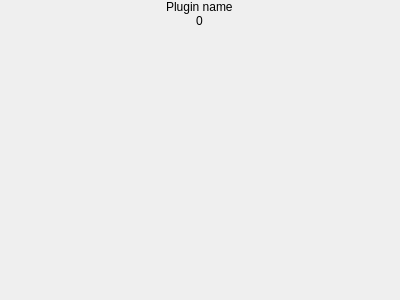
Before: the Qt Designer form gui/pluginconfwidget.ui in metrodango/pip3line, drawn with Qt 5.
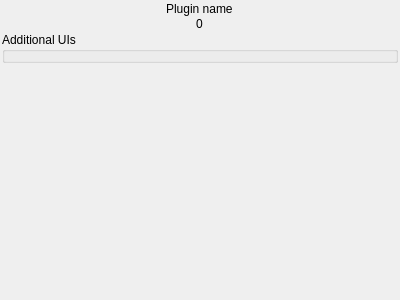
After: the same form once the commit is applied.

The edit to the form file:
```diff
--- a/gui/pluginconfwidget.ui
+++ b/gui/pluginconfwidget.ui
@@ -33,10 +33,19 @@
     <widget class="QWidget" name="widget" native="true">
      <layout class="QVBoxLayout" name="verticalLayout_2">
       <property name="spacing">
-       <number>0</number>
+       <number>1</number>
       </property>
-      <property name="margin">
-       <number>0</number>
+      <property name="leftMargin">
+       <number>2</number>
+      </property>
+      <property name="topMargin">
+       <number>2</number>
+      </property>
+      <property name="rightMargin">
+       <number>2</number>
+      </property>
+      <property name="bottomMargin">
+       <number>2</number>
       </property>
       <item alignment="Qt::AlignHCenter|Qt::AlignTop">
        <widget class="QLabel" name="pluginNamelabel">
@@ -64,6 +73,30 @@
         </property>
        </widget>
       </item>
+      <item>
+       <widget class="QGroupBox" name="additionalUIsGroupBox">
+        <property name="title">
+         <string>Additional UIs</string>
+        </property>
+        <layout class="QHBoxLayout" name="additionalUILayout">
+         <property name="spacing">
+          <number>1</number>
+         </property>
+         <property name="leftMargin">
+          <number>2</number>
+         </property>
+         <property name="topMargin">
+          <number>2</number>
+         </property>
+         <property name="rightMargin">
+          <number>2</number>
+         </property>
+         <property name="bottomMargin">
+          <number>2</number>
+         </property>
+        </layout>
+       </widget>
+      </item>
       <item>
        <spacer name="verticalSpacer">
         <property name="orientation">
```
Left out of the diff: 13 changed lines with no effect on the pictures.
